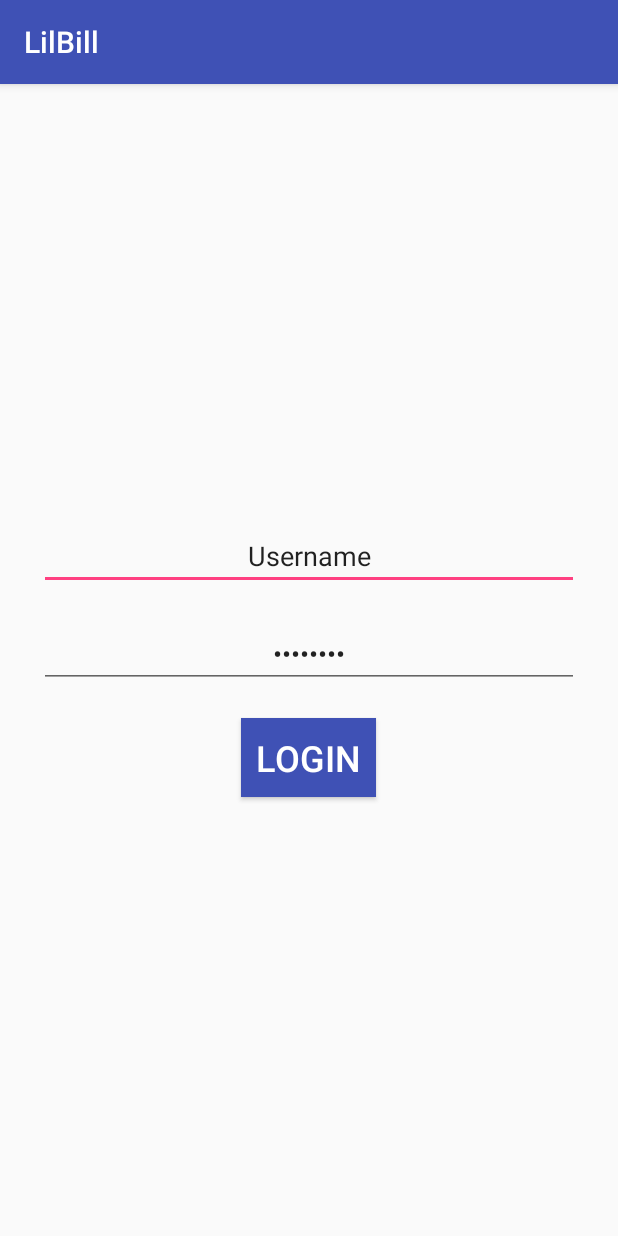
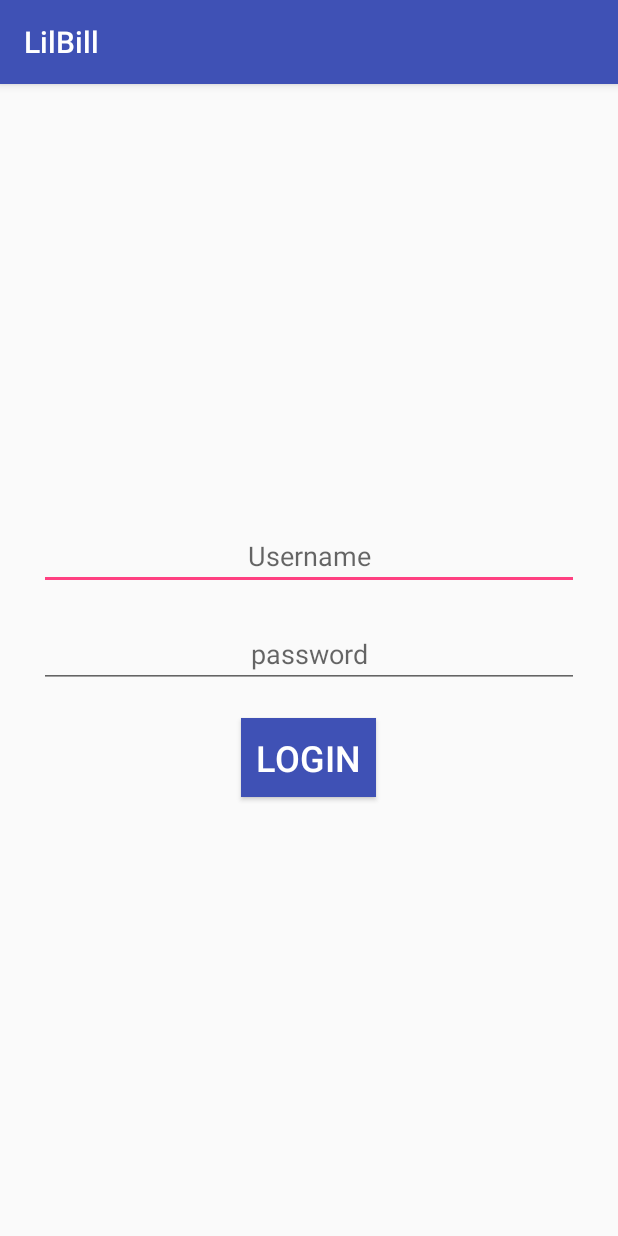
Before and after one commit to fridasnaedis/HBV601_2, an Android app: the screen it shows after launch (LoginFormActivity), on a phone screen of 412 x 824 dp. Run offline under Robolectric (Android 15) with nearby library versions, the phone set to English and light mode, and no system bars.

Commit message:
smá fix í login, hættu að pusha á master Sara :)

```diff
--- a/app/src/main/res/layout/activity_login_form.xml
+++ b/app/src/main/res/layout/activity_login_form.xml
@@ -14,7 +14,7 @@
         android:layout_margin="10dp"
         android:gravity="center"
         android:inputType="textPersonName"
-        android:text="Username" />
+        android:hint="Username" />
 
     <EditText
         android:id="@+id/password_input"
@@ -23,7 +23,8 @@
         android:layout_margin="10dp"
         android:gravity="center"
         android:inputType="textPassword"
-        android:text="Password" />
+        android:hint="password"
+        />
 
     <Button
         android:id="@+id/login_button"
```
